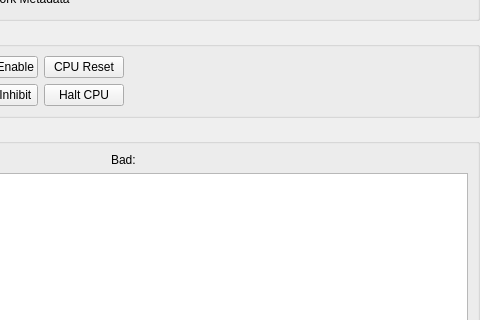
First picture: the form in mainwindow.ui, repository mckaymatthew/rdu3, before the edit; both pictures show x 82 to 562 and y 97 to 417 of the 562 by 499 pixel window.
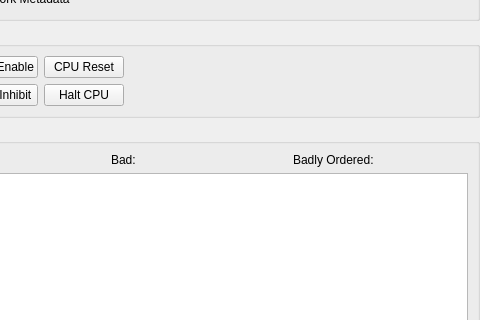
Second picture: the form after the edit.

Patch:
```diff
--- a/mainwindow.ui
+++ b/mainwindow.ui
@@ -53,6 +53,13 @@
          </property>
         </widget>
        </item>
+       <item row="0" column="3">
+        <widget class="QLabel" name="totalOOO">
+         <property name="text">
+          <string>Badly Ordered:</string>
+         </property>
+        </widget>
+       </item>
       </layout>
      </widget>
     </item>
```
Left out of the diff: 6 changed lines with no effect on the pictures.
